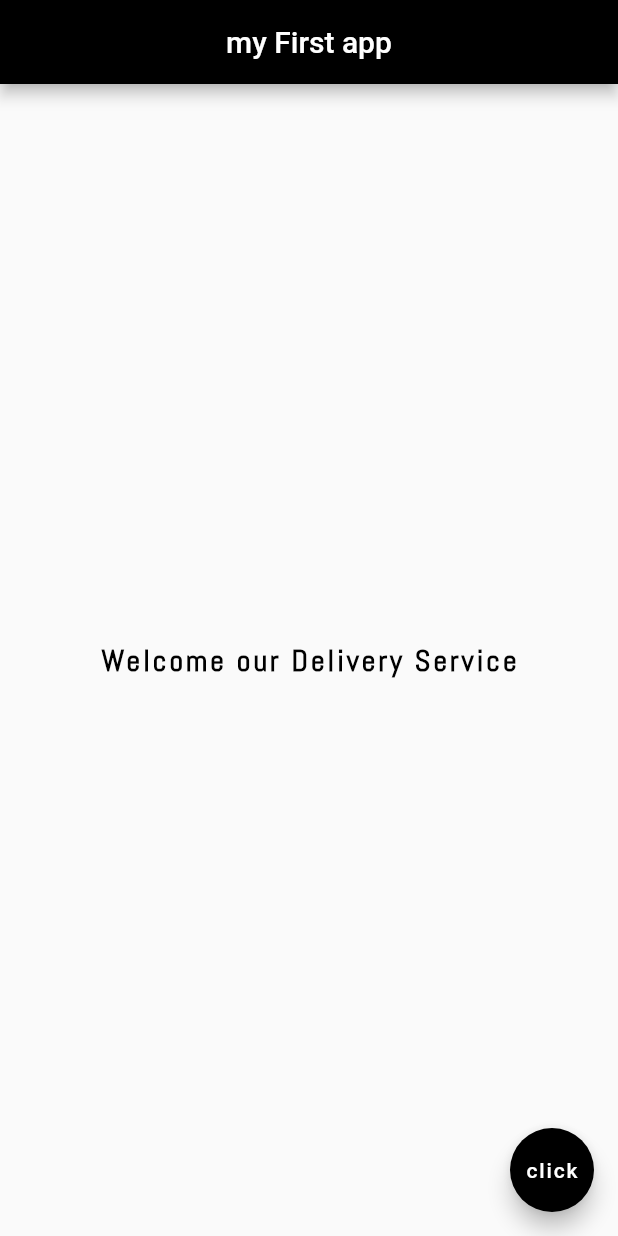
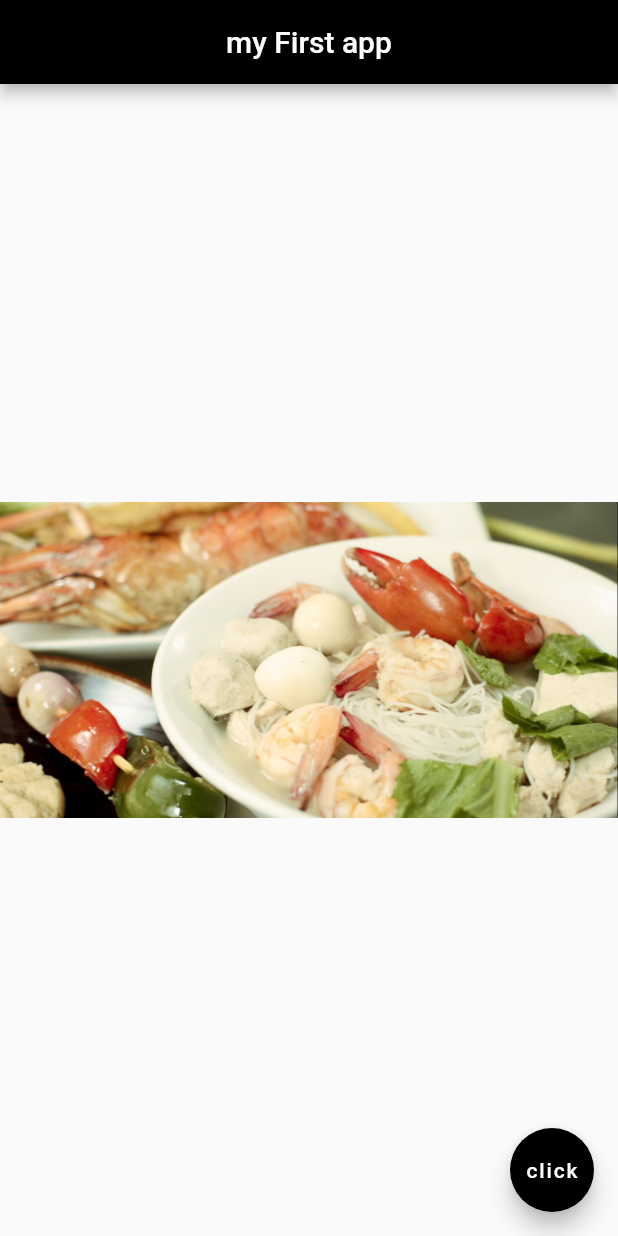
Before and after one commit to zinmyoswe/Flutter-Learning, a Flutter app: the screen it shows after launch, on a phone screen of 412 x 824 dp. Run offline on Flutter 3.47's test engine with Material 2 defaults, Android fonts, the phone set to English and light mode, and no system bars.

Commit message:
my changes

```diff
--- a/lib/main.dart
+++ b/lib/main.dart
@@ -15,15 +15,8 @@ class Home extends StatelessWidget {
 
       ),
       body: Center(
-        child: Text(
-          'Welcome our Delivery Service',
-          style: TextStyle(
-            fontSize: 20.0,
-            fontWeight: FontWeight.bold,
-            letterSpacing: 2.0,
-            color: Colors.black,
-            fontFamily: 'Abel',
-          ),
+        child: Image(
+            image: AssetImage('assets/a (2).jpg'),
         ),
 
       ),
```
Also changed, not shown: pubspec.yaml (+4 -3 lines), assets/a (1).jpg (added), assets/a (2).jpg (added), assets/a (3).jpg (added).
